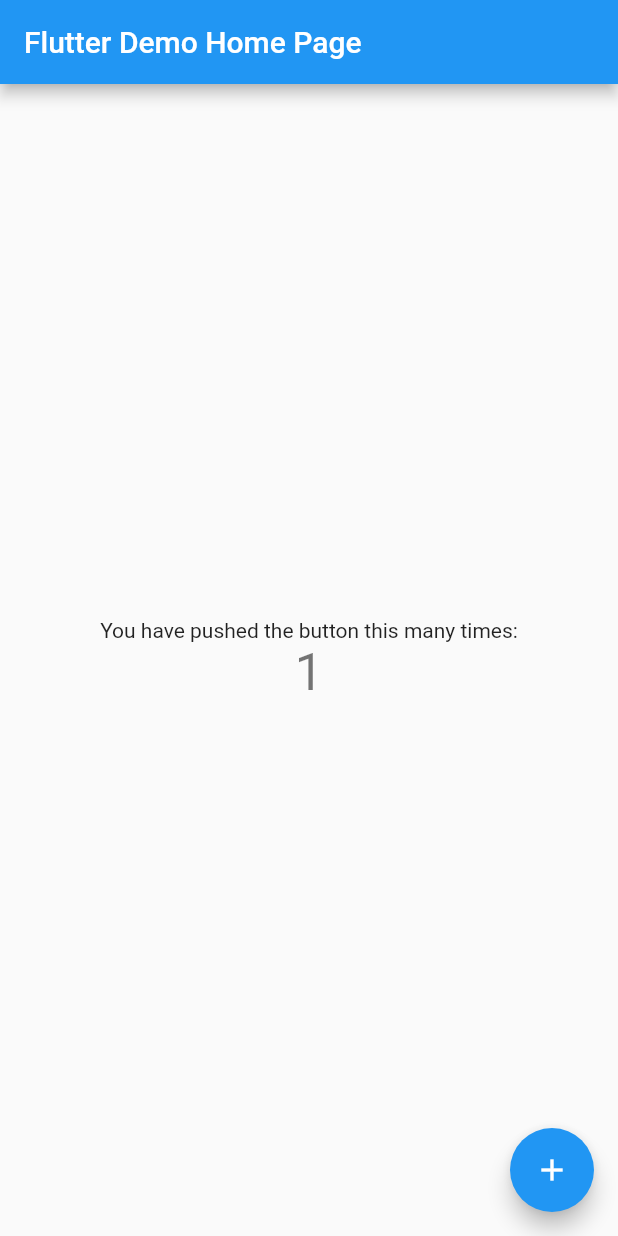
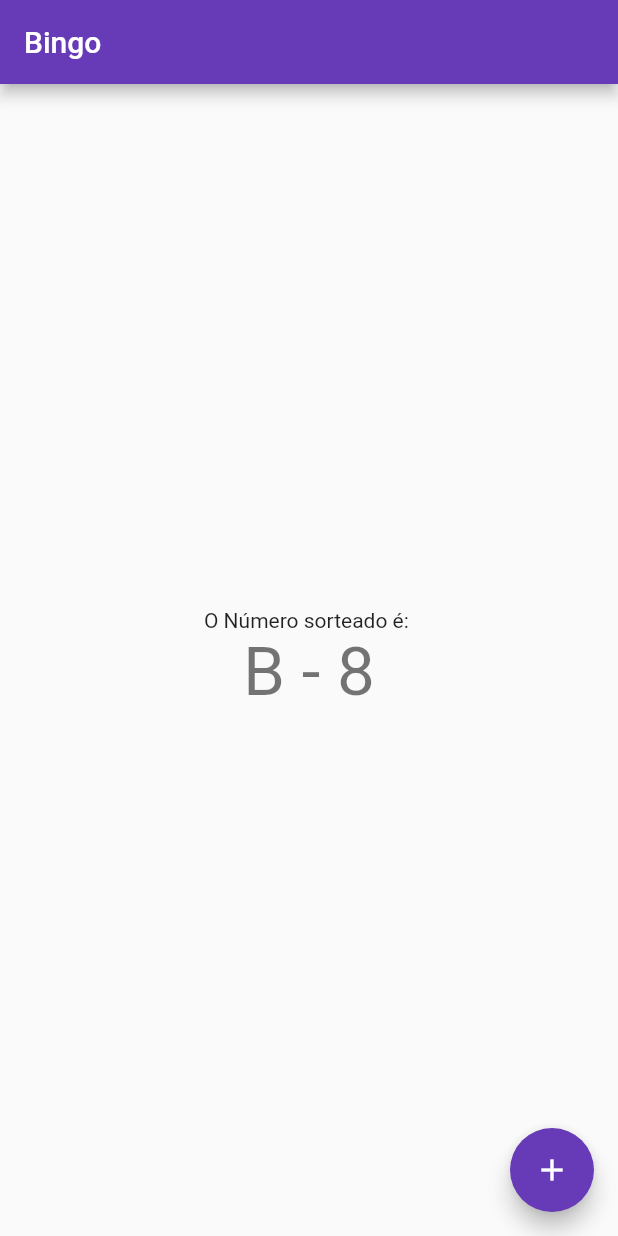
Before and after one commit to eriksonwilliam/bingo, a Flutter app: the screen it shows after launch, after a tap on the "add" icon, on a phone screen of 412 x 824 dp. Run offline on Flutter 3.47's test engine with Material 2 defaults, Android fonts, the phone set to English and light mode, and no system bars.

Commit message:
Letra e numero sorteado

```diff
--- a/lib/main.dart
+++ b/lib/main.dart
@@ -1,4 +1,5 @@
 import 'package:flutter/material.dart';
+import 'dart:math';
 
 void main() {
   runApp(const MyApp());
@@ -11,7 +12,7 @@ class MyApp extends StatelessWidget {
   @override
   Widget build(BuildContext context) {
     return MaterialApp(
-      title: 'Flutter Demo',
+      title: 'Bingo',
       theme: ThemeData(
         // This is the theme of your application.
         //
@@ -22,9 +23,9 @@ class MyApp extends StatelessWidget {
         // or simply save your changes to "hot reload" in a Flutter IDE).
         // Notice that the counter didn't reset back to zero; the application
         // is not restarted.
-        primarySwatch: Colors.blue,
+        primarySwatch: Colors.deepPurple,
       ),
-      home: const MyHomePage(title: 'Flutter Demo Home Page'),
+      home: const MyHomePage(title: 'Bingo'),
     );
   }
 }
@@ -48,7 +49,11 @@ class MyHomePage extends StatefulWidget {
 }
 
 class _MyHomePageState extends State<MyHomePage> {
-  int _counter = 0;
+  String _sort = "";
+
+  var rng = new Random();
+
+  List<int> intArr = [];
 
   void _incrementCounter() {
     setState(() {
@@ -57,7 +62,7 @@ class _MyHomePageState extends State<MyHomePage> {
       // so that the display can reflect the updated values. If we changed
       // _counter without calling setState(), then the build method would not be
       // called again, and so nothing would appear to happen.
-      _counter++;
+      _sort = "A1";
     });
   }
 
@@ -96,20 +101,44 @@ class _MyHomePageState extends State<MyHomePage> {
           mainAxisAlignment: MainAxisAlignment.center,
           children: <Widget>[
             const Text(
-              'You have pushed the button this many times:',
+              'O Número sorteado é: ',
             ),
             Text(
-              '$_counter',
-              style: Theme.of(context).textTheme.headline4,
+              '$_sort',
+              style: Theme.of(context).textTheme.headline3,
             ),
           ],
         ),
       ),
       floatingActionButton: FloatingActionButton(
-        onPressed: _incrementCounter,
+        onPressed: _sortNumber,
         tooltip: 'Increment',
         child: const Icon(Icons.add),
       ), // This trailing comma makes auto-formatting nicer for build methods.
     );
   }
+
+  void _sortNumber() {
+    setState(() {
+      int _intSorted = rng.nextInt(76);
+      if (_intSorted == 0) {
+        _intSorted = 1;
+      }
+      if (intArr.contains(_intSorted)) {
+        _intSorted = rng.nextInt(76);
+      }
+
+      if (_intSorted <= 15) {
+        _sort = "B - " + _intSorted.toString();
+      } else if (_intSorted > 15 && _intSorted <= 30) {
+        _sort = "I - " + _intSorted.toString();
+      } else if (_intSorted > 30 && _intSorted <= 45) {
+        _sort = "N - " + _intSorted.toString();
+      } else if (_intSorted > 46 && _intSorted <= 60) {
+        _sort = "G - " + _intSorted.toString();
+      } else if (_intSorted > 60 && _intSorted <= 75) {
+        _sort = "O - " + _intSorted.toString();
+      }
+    });
+  }
 }
```
